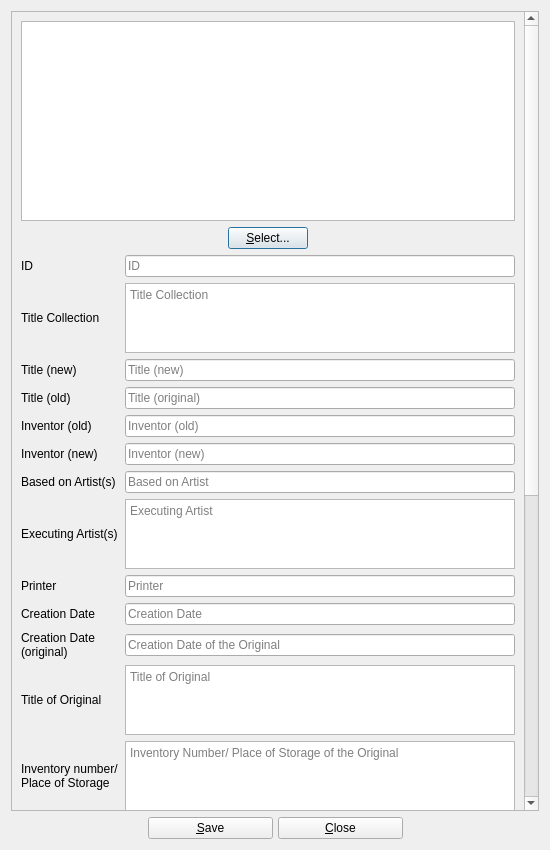
This is UI/biblioteq_photograph.ui in FlorianKleemiss/biblioteq as Qt 5 draws it before an edit. The edited form follows.
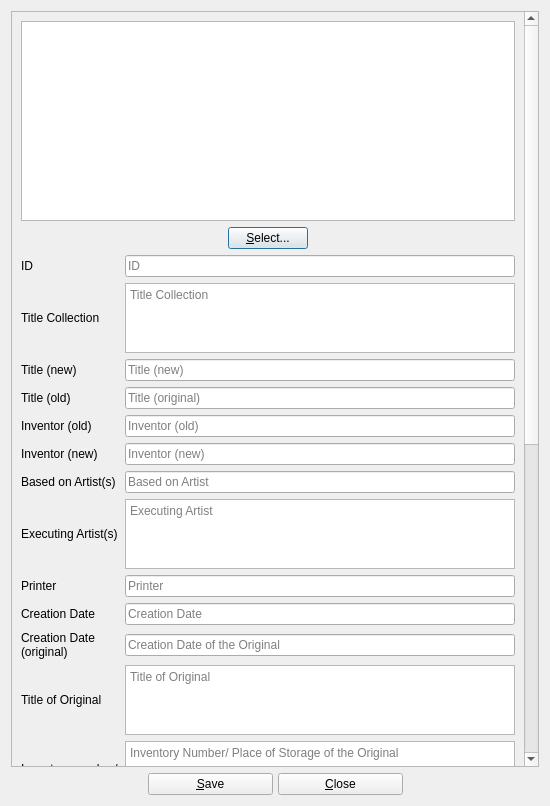
This is the edited form. Icons and pictures are not drawn. Custom widgets are drawn as their Qt base class.

Commit message: edit tab order in GUI

Diff of the .ui file:
```diff
--- a/UI/biblioteq_photograph.ui
+++ b/UI/biblioteq_photograph.ui
@@ -7,7 +7,7 @@
     <x>0</x>
     <y>0</y>
     <width>550</width>
-    <height>850</height>
+    <height>806</height>
    </rect>
   </property>
   <property name="windowTitle">
@@ -27,7 +27,7 @@
       <property name="geometry">
        <rect>
         <x>0</x>
-        <y>-550</y>
+        <y>0</y>
         <width>516</width>
         <height>1348</height>
        </rect>
```
Left out of the diff: 26 changed lines with no effect on the pictures.
